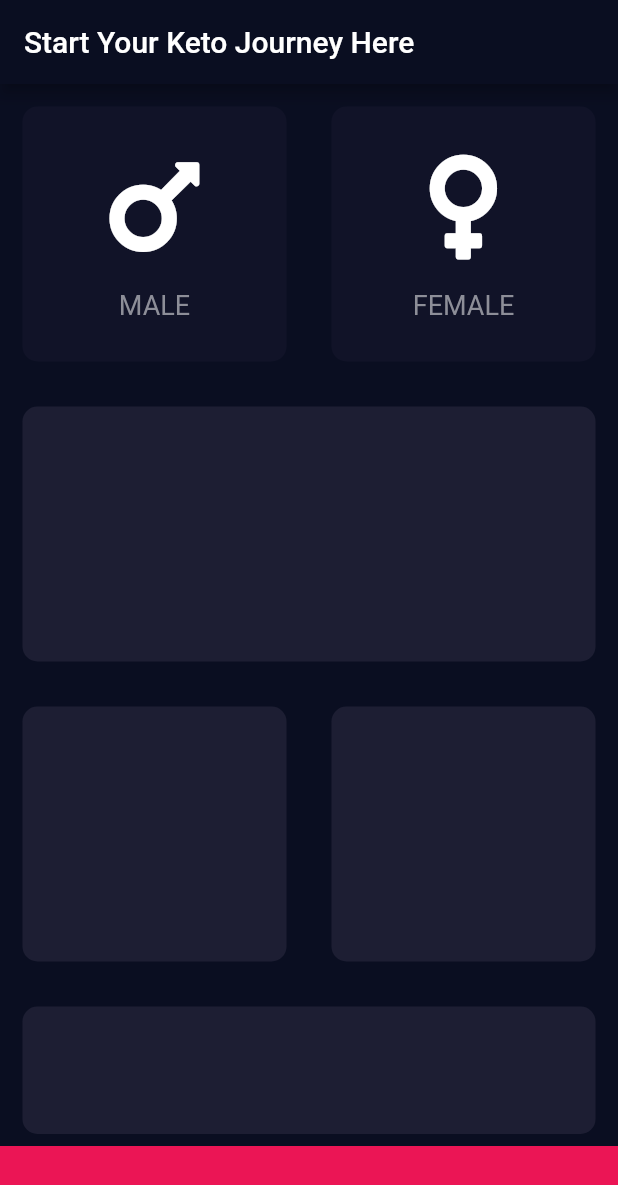
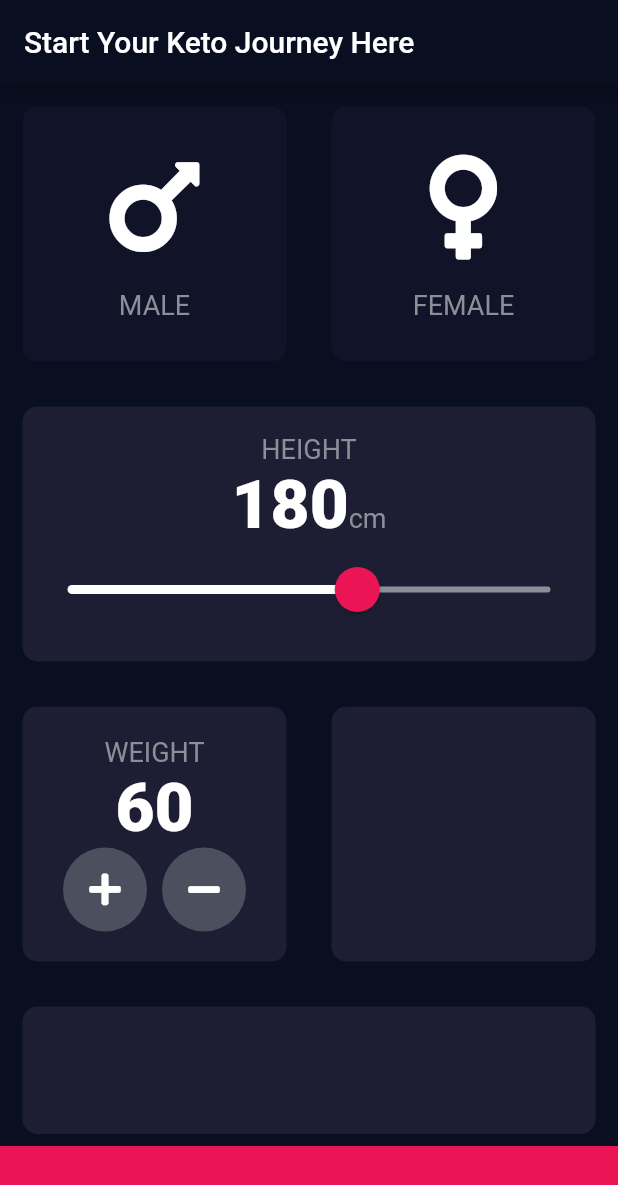
Before and after one commit to RahmsMusti/start_keto, a Flutter app: the screen it shows after launch, on a phone screen of 412 x 824 dp. Shown: the top 1185 px of the screen. Run offline on Flutter 3.47's test engine with Material 2 defaults, Android fonts, the light colour scheme and no system bars; our stand-ins replace font_awesome_flutter.

Commit message:
Slider complete
made slider and start of round icon buttons

```diff
--- /dev/null
+++ b/lib/constants.dart
@@ -0,0 +1,25 @@
+import 'package:flutter/material.dart';
+
+const kPrimaryAppColour = Color(0xFF0A0E21);
+const kBackgroundColour = Color(0xFF0A0E21);
+const kActiveCardColour = Color(0xFF1D1E33);
+const kInactiveCardColour = Color(0xFF111328);
+const kBottomContainerColour = Color(0xFFEB1555);
+const kSliderThumbColour = Color(0xFFEB1555);
+const kActiveSliderTrackColour = Colors.white;
+const kInactiveSliderTrackColour = Color(0xFF8D8E98);
+const kSliderThumbOverlayColour = Color(0x1FEB1555);
+
+const kBottomContainerHeight = 60.0;
+const kSliderThumbShape = RoundSliderThumbShape(enabledThumbRadius: 15.0);
+const kSliderThumbOverlayShape = RoundSliderOverlayShape(overlayRadius: 30.0);
+
+const kContentNameTextStyle = TextStyle(
+  fontSize: 18.0,
+  color: Color(0xFF8D8E98),
+);
+
+const kSliderNumberTextStyle = TextStyle(
+  fontSize: 45.0,
+  fontWeight: FontWeight.w900,
+);
--- a/lib/icon_content.dart
+++ b/lib/icon_content.dart
@@ -1,9 +1,5 @@
 import 'package:flutter/material.dart';
-
-const contentNameTextStyle = TextStyle(
-  fontSize: 18.0,
-  color: Color(0xFF8D8E98),
-);
+import 'package:start_keto/constants.dart';
 
 class IconContent extends StatelessWidget {
   IconContent({@required this.contentName, this.icon});
@@ -25,7 +21,7 @@ class IconContent extends StatelessWidget {
         ),
         Text(
           contentName,
-          style: contentNameTextStyle,
+          style: kContentNameTextStyle,
         )
       ],
     );
--- a/lib/input_page.dart
+++ b/lib/input_page.dart
@@ -3,11 +3,7 @@ import 'package:flutter/material.dart';
 import 'package:font_awesome_flutter/font_awesome_flutter.dart';
 import 'package:start_keto/icon_content.dart';
 import 'package:start_keto/reusable_card.dart';
-
-const bottomContainerHeight = 60.0;
-const activeCardColour = Color(0xFF1D1E33);
-const inactiveCardColour = Color(0xFF111328);
-const bottomContainerColour = Color(0xFFEB1555);
+import 'package:start_keto/constants.dart';
 
 enum Gender {
   male,
@@ -21,6 +17,8 @@ class InputPage extends StatefulWidget {
 
 class _InputPageState extends State<InputPage> {
   Gender selectedGender;
+  int height = 180;
+  int weight = 60;
 
   @override
   Widget build(BuildContext context) {
@@ -29,92 +27,168 @@ class _InputPageState extends State<InputPage> {
         title: Text('Start Your Keto Journey Here'),
       ),
       body: Column(
+        crossAxisAlignment: CrossAxisAlignment.stretch,
         children: [
           Flexible(
             child: ListView(
               children: [
-                Expanded(
-                  child: Row(
+                Row(
                   children: [
                     Expanded(
-                        child: GestureDetector(
-                          onTap: () {
+                      child: ReusableCard(
+                        onPress: () {
                           setState(() {
                             selectedGender = Gender.male;
                           });
                         },
-                          child: ReusableCard(
                         cardChild: IconContent(
                           contentName: 'MALE',
                           icon: FontAwesomeIcons.mars,
                         ),
                         colour: selectedGender == Gender.male
-                                ? activeCardColour
-                                : inactiveCardColour,
+                            ? kActiveCardColour
+                            : kInactiveCardColour,
                         height: 170.0,
                       ),
                     ),
-                      ),
                     Expanded(
-                        child: GestureDetector(
-                          onTap: () {
+                      child: ReusableCard(
+                        onPress: () {
                           setState(() {
                             selectedGender = Gender.female;
                           });
                         },
-                          child: ReusableCard(
                         cardChild: IconContent(
                           contentName: 'FEMALE',
                           icon: FontAwesomeIcons.venus,
                         ),
                         colour: selectedGender == Gender.female
-                                ? activeCardColour
-                                : inactiveCardColour,
-                            height: 170.0,
-                          ),
-                        ),
-                      ),
-                    ],
-                  ),
-                ),
-                Expanded(
-                  child: ReusableCard(
-                    colour: activeCardColour,
-                    height: 170.0,
-                  ),
-                ),
-                Expanded(
-                  child: Row(
-                    children: [
-                      Expanded(
-                        child: ReusableCard(
-                          colour: activeCardColour,
-                          height: 170.0,
-                        ),
-                      ),
-                      Expanded(
-                        child: ReusableCard(
-                          colour: activeCardColour,
+                            ? kActiveCardColour
+                            : kInactiveCardColour,
                         height: 170.0,
                       ),
                     ),
                   ],
                 ),
+                Expanded(
+                  child: ReusableCard(
+                    cardChild: Column(
+                      mainAxisAlignment: MainAxisAlignment.center,
+                      children: [
+                        Text(
+                          'HEIGHT',
+                          style: kContentNameTextStyle,
+                        ),
+                        Row(
+                          mainAxisAlignment: MainAxisAlignment.center,
+                          crossAxisAlignment: CrossAxisAlignment.baseline,
+                          textBaseline: TextBaseline.alphabetic,
+                          children: [
+                            Text(
+                              height.toString(),
+                              style: kSliderNumberTextStyle,
+                            ),
+                            Text(
+                              'cm',
+                              style: kContentNameTextStyle,
+                            )
+                          ],
+                        ),
+                        Slider(
+                          value: height.toDouble(),
+                          min: 120.0,
+                          max: 220.0,
+                          onChanged: (double newValue) {
+                            setState(() {
+                              height = newValue.round();
+                            });
+                          },
+                        ),
+                      ],
+                    ),
+                    colour: kActiveCardColour,
+                    height: 170.0,
+                  ),
+                ),
+                Row(
+                  children: [
+                    Expanded(
+                      child: ReusableCard(
+                        colour: kActiveCardColour,
+                        height: 170.0,
+                        cardChild: Column(
+                          mainAxisAlignment: MainAxisAlignment.center,
+                          children: [
+                            Text(
+                              'WEIGHT',
+                              style: kContentNameTextStyle,
+                            ),
+                            Text(
+                              weight.toString(),
+                              style: kSliderNumberTextStyle,
+                            ),
+                            Row(
+                              mainAxisAlignment: MainAxisAlignment.center,
+                              children: [
+                                RoundIconButton(
+                                  icon: FontAwesomeIcons.plus,
+                                ),
+                                SizedBox(
+                                  width: 10.0,
+                                ),
+                                RoundIconButton(
+                                  icon: FontAwesomeIcons.minus,
+                                ),
+                              ],
+                            ),
+                          ],
+                        ),
+                      ),
+                    ),
+                    Expanded(
+                      child: ReusableCard(
+                        colour: kActiveCardColour,
+                        height: 170.0,
+                      ),
+                    ),
+                  ],
                 ),
                 ReusableCard(
-                  colour: activeCardColour,
+                  colour: kActiveCardColour,
                   height: 85.0,
                 ),
               ],
             ),
           ),
           Container(
-            color: bottomContainerColour,
+            color: kBottomContainerColour,
             width: double.infinity,
-            height: bottomContainerHeight,
+            height: kBottomContainerHeight,
           ),
         ],
       ),
     );
   }
 }
+
+class RoundIconButton extends StatelessWidget {
+  RoundIconButton({this.icon, this.onPress});
+
+  final IconData icon;
+  final Function onPress;
+
+  @override
+  Widget build(BuildContext context) {
+    return RawMaterialButton(
+      child: Icon(icon),
+      elevation: 6.0,
+      constraints: BoxConstraints.tightFor(
+        width: 56.0,
+        height: 56.0,
+      ),
+      shape: CircleBorder(),
+      fillColor: Color(0xFF4C4F5E),
+      onPressed: onPress,
+    );
+  }
+}
--- a/lib/main.dart
+++ b/lib/main.dart
@@ -1,4 +1,5 @@
 import 'package:flutter/material.dart';
+import 'package:start_keto/constants.dart';
 import 'package:start_keto/input_page.dart';
 
 void main() => runApp(StartKeto());
@@ -8,8 +9,16 @@ class StartKeto extends StatelessWidget {
   Widget build(BuildContext context) {
     return MaterialApp(
       theme: ThemeData.dark().copyWith(
-        primaryColor: Color(0xFF0A0E21),
-        scaffoldBackgroundColor: Color(0xFF0A0E21),
+        sliderTheme: SliderTheme.of(context).copyWith(
+          thumbColor: kSliderThumbColour,
+          activeTrackColor: kActiveSliderTrackColour,
+          inactiveTrackColor: kInactiveSliderTrackColour,
+          overlayColor: kSliderThumbOverlayColour,
+          thumbShape: kSliderThumbShape,
+          overlayShape: kSliderThumbOverlayShape,
+        ),
+        primaryColor: kPrimaryAppColour,
+        scaffoldBackgroundColor: kBackgroundColour,
       ),
       home: InputPage(),
     );
--- a/lib/reusable_card.dart
+++ b/lib/reusable_card.dart
@@ -1,15 +1,19 @@
 import 'package:flutter/material.dart';
 
 class ReusableCard extends StatelessWidget {
-  ReusableCard({@required this.colour, this.height, this.cardChild});
+  ReusableCard(
+      {@required this.colour, this.height, this.cardChild, this.onPress});
 
   final Color colour;
   final double height;
   final Widget cardChild;
+  final Function onPress;
 
   @override
   Widget build(BuildContext context) {
-    return Container(
+    return GestureDetector(
+      onTap: onPress,
+      child: Container(
         child: cardChild,
         margin: EdgeInsets.all(15.0),
         height: height,
@@ -17,6 +21,7 @@ class ReusableCard extends StatelessWidget {
           color: colour,
           borderRadius: BorderRadius.circular(10.0),
         ),
+      ),
     );
   }
 }
```
Lines whose indentation alone changed are shown as unchanged.
